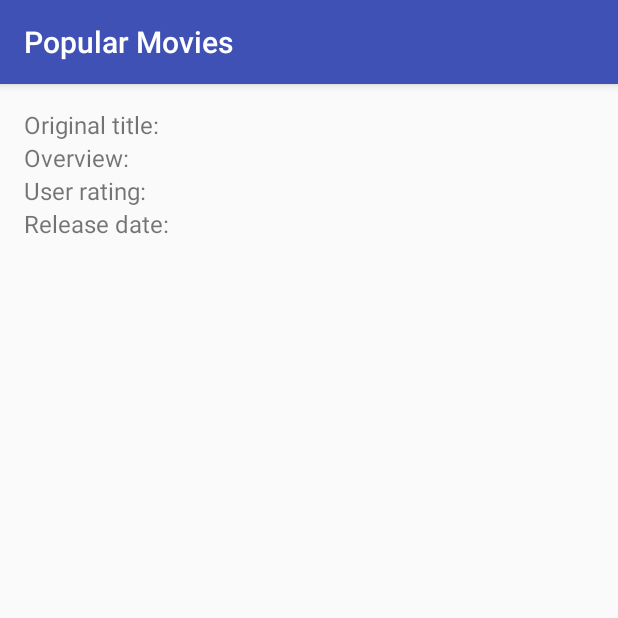
After one commit to agoconcept/ud-popular-movies, an Android app: the MovieActivity screen opened directly, with no data from a screen before it, on a phone screen of 412 x 824 dp, the top half of it. The commit adds this screen. Run offline under Robolectric (Android 15) with nearby library versions, the phone set to English and light mode, and no system bars; our stand-ins replace Picasso; pictures from the network do not load.

Commit message:
Add new movie activity + minor refactoring

```diff
--- a/app/src/main/AndroidManifest.xml
+++ b/app/src/main/AndroidManifest.xml
@@ -17,6 +17,7 @@
                 <category android:name="android.intent.category.LAUNCHER" />
             </intent-filter>
         </activity>
+        <activity android:name=".MovieActivity"></activity>
     </application>
 
 </manifest>
--- a/app/src/main/java/com/agoconcept/udacity/popularmovies/MainActivity.java
+++ b/app/src/main/java/com/agoconcept/udacity/popularmovies/MainActivity.java
@@ -56,8 +56,8 @@ public class MainActivity extends AppCompatActivity {
         mMovieAdapter = new MovieAdapter(mMoviesList);
         mMainLayoutRecyclerView.setAdapter(mMovieAdapter);
 
-        mSortedByTextView = (TextView) findViewById(R.id.tv_sorted_by);
-        mLoadingIndicator = (ProgressBar) findViewById(R.id.pb_loading_indicator);
+        mSortedByTextView = (TextView) findViewById(R.id.tv_main_sorted_by);
+        mLoadingIndicator = (ProgressBar) findViewById(R.id.pb_main_loading_indicator);
 
         fetchMovies();
     }
--- /dev/null
+++ b/app/src/main/java/com/agoconcept/udacity/popularmovies/MovieActivity.java
@@ -0,0 +1,56 @@
+package com.agoconcept.udacity.popularmovies;
+
+import android.content.Intent;
+import android.support.v7.app.AppCompatActivity;
+import android.os.Bundle;
+import android.widget.ImageView;
+import android.widget.TextView;
+
+import com.squareup.picasso.Picasso;
+
+public class MovieActivity extends AppCompatActivity {
+
+    private ImageView mCoverImageView;
+    private TextView mTitleTextView;
+    private TextView mOverviewTextView;
+    private TextView mUserRatingTextView;
+    private TextView mReleaseDateTextView;
+
+    @Override
+    protected void onCreate(Bundle savedInstanceState) {
+        super.onCreate(savedInstanceState);
+        setContentView(R.layout.activity_movie);
+
+        mCoverImageView = (ImageView) findViewById(R.id.iv_movie_cover);
+        mTitleTextView = (TextView) findViewById(R.id.tv_movie_title);
+        mOverviewTextView = (TextView) findViewById(R.id.tv_movie_overview);
+        mUserRatingTextView = (TextView) findViewById(R.id.tv_movie_user_rating);
+        mReleaseDateTextView = (TextView) findViewById(R.id.tv_movie_release_date);
+
+        Intent intent = getIntent();
+
+        if (intent.hasExtra("cover")) {
+            String coverUri = intent.getStringExtra("cover");
+
+            Picasso.with(mCoverImageView.getContext())
+                    .load(coverUri)
+                    .into(mCoverImageView);
+        }
+
+        if (intent.hasExtra("title")) {
+            mTitleTextView.setText(intent.getStringExtra("title"));
+        }
+
+        if (intent.hasExtra("overview")) {
+            mOverviewTextView.setText(intent.getStringExtra("overview"));
+        }
+
+        if (intent.hasExtra("user_rating")) {
+            mUserRatingTextView.setText(String.valueOf(intent.getDoubleExtra("user_rating", 0.0)));
+        }
+
+        if (intent.hasExtra("release_date")) {
+            mReleaseDateTextView.setText(intent.getStringExtra("release_date"));
+        }
+    }
+}
--- /dev/null
+++ b/app/src/main/res/layout/activity_movie.xml
@@ -0,0 +1,54 @@
+<?xml version="1.0" encoding="utf-8"?>
+<LinearLayout
+    xmlns:android="http://schemas.android.com/apk/res/android"
+    xmlns:tools="http://schemas.android.com/tools"
+    android:id="@+id/activity_movie"
+    android:layout_width="match_parent"
+    android:layout_height="match_parent"
+    android:paddingBottom="@dimen/activity_vertical_margin"
+    android:paddingLeft="@dimen/activity_horizontal_margin"
+    android:paddingRight="@dimen/activity_horizontal_margin"
+    android:paddingTop="@dimen/activity_vertical_margin"
+    android:orientation="vertical"
+    tools:context="com.agoconcept.udacity.popularmovies.MovieActivity">
+
+    <ImageView
+        android:id="@+id/iv_movie_cover"
+        android:layout_width="200dp"
+        android:layout_height="wrap_content"
+        android:adjustViewBounds="true"
+        android:layout_gravity="center_horizontal" />
+
+    <TextView
+        android:id="@+id/tv_movie_original_title"
+        android:layout_width="match_parent"
+        android:layout_height="wrap_content"
+        android:layout_gravity="start"
+        android:textSize="16sp"
+        android:text="Original title: " />
+
+    <TextView
+        android:id="@+id/tv_movie_overview"
+        android:layout_width="match_parent"
+        android:layout_height="wrap_content"
+        android:layout_gravity="start"
+        android:textSize="16sp"
+        android:text="Overview: " />
+
+    <TextView
+        android:id="@+id/tv_movie_user_rating"
+        android:layout_width="match_parent"
+        android:layout_height="wrap_content"
+        android:layout_gravity="start"
+        android:textSize="16sp"
+        android:text="User rating: " />
+
+    <TextView
+        android:id="@+id/tv_movie_release_date"
+        android:layout_width="match_parent"
+        android:layout_height="wrap_content"
+        android:layout_gravity="start"
+        android:textSize="16sp"
+        android:text="Release date: " />
+
+</LinearLayout>
```
Also changed, not shown: app/src/main/java/com/agoconcept/udacity/popularmovies/MovieAdapter.java (+14 -2 lines), app/src/main/res/layout/activity_main.xml (+3 -7 lines).
